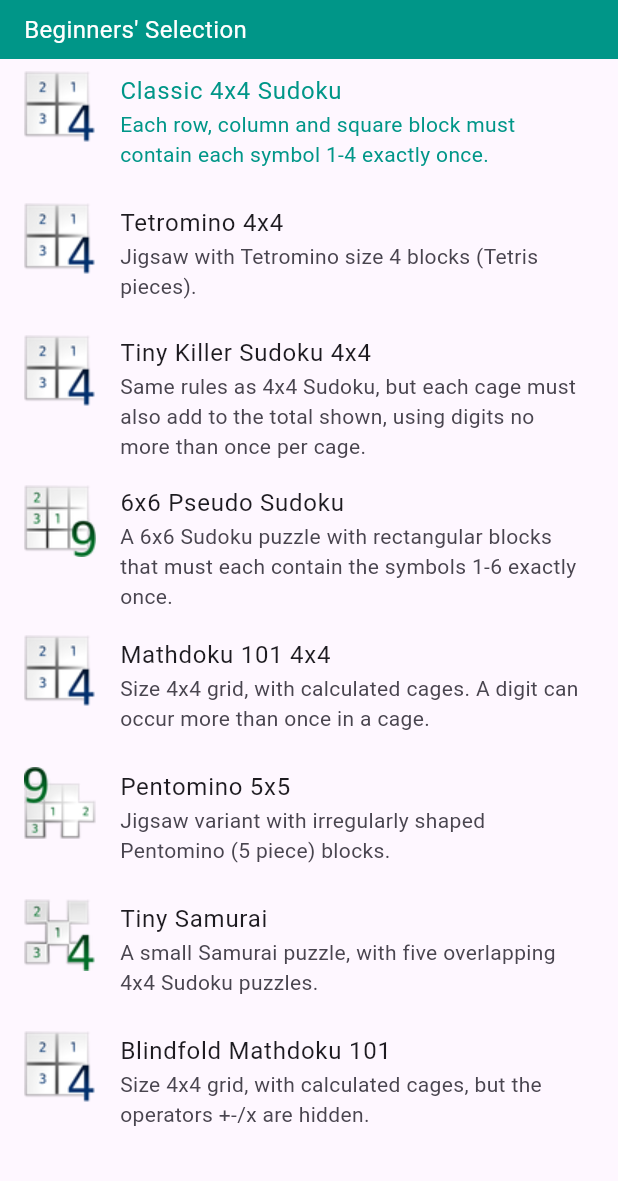
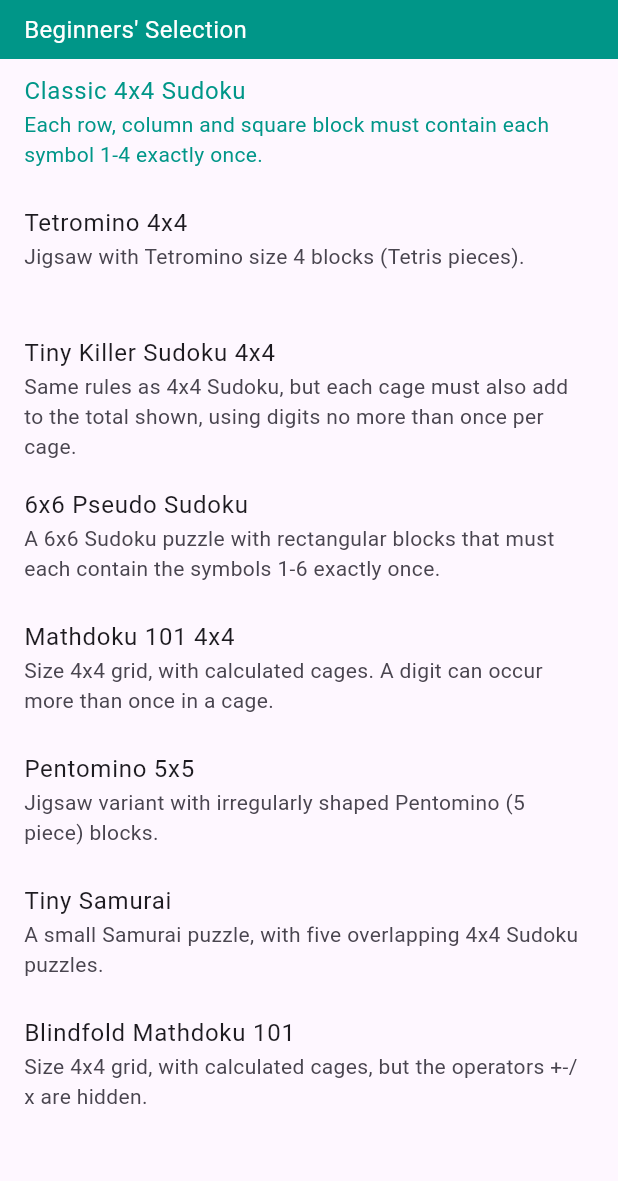
Before and after one commit to IanWadham/maxidoku, a Flutter app: the screen it shows after launch, on a phone screen of 412 x 824 dp, the part 55-1236 px from its top. Run offline on Flutter 3.47's test engine with Material 2 defaults, Android fonts, the phone set to English and light mode, and no system bars; our stand-ins replace community_material_icon, get_storage; generated files the repository leaves out were written again.

Commit message:
Don't display obsolete puzzle-type menu-icons - need new icons...

```diff
--- a/lib/src/views/puzzle_list_view.dart
+++ b/lib/src/views/puzzle_list_view.dart
@@ -80,8 +80,6 @@ class PuzzleListView extends StatelessWidget
         foregroundColor: Colors.white,
         automaticallyImplyLeading: false,
         leading: null,
-        // TODO - Move AppBar actions: to bottom: and TabBar()... ?
-        //        See example in AppBar API doco.
         actions: [
           PopupMenuButton<Difficulty>(
             icon: const Icon(Icons.leaderboard),
@@ -262,21 +260,19 @@ class _MyListViewState extends State<MyListView>
           title:       Text(item[1]),
           subtitle:    Text(item[2]),
           isThreeLine: true,
-          leading:     Image.asset(
+          // leading:     Image.asset(
             // Display a MaxiDoku icon from the assets folder.
-            'assets/icons/hi48-action-${item[3]}.png',
-            color: null,    // Don't blend in any colour.
-          ),
+            // 'assets/icons/hi48-action-${item[3]}.png',
+            // color: null,    // Don't blend in any colour.
+          // ),
           // Highlight prevous selection (from settings).
           selected:    index == _selectedIndex,
           enabled:     true,
           // Called when the user has selected an item from the list.
           onTap: () {
-            // TODO - Call a small function in models/puzzle_list.dart.
             List<int> parameters = [];	// Parameters to be sent to PuzzleView.
             parameters.add(PuzzleList.puzzles[widget.listNumber].first);
             parameters.add(PuzzleList.puzzles[widget.listNumber][index + 1]);
-            print('Parameters for PuzzleView: $parameters');
 
             item = items.getItem(widget.listNumber, index);
             // Make the highlight on this selection persist.
```
